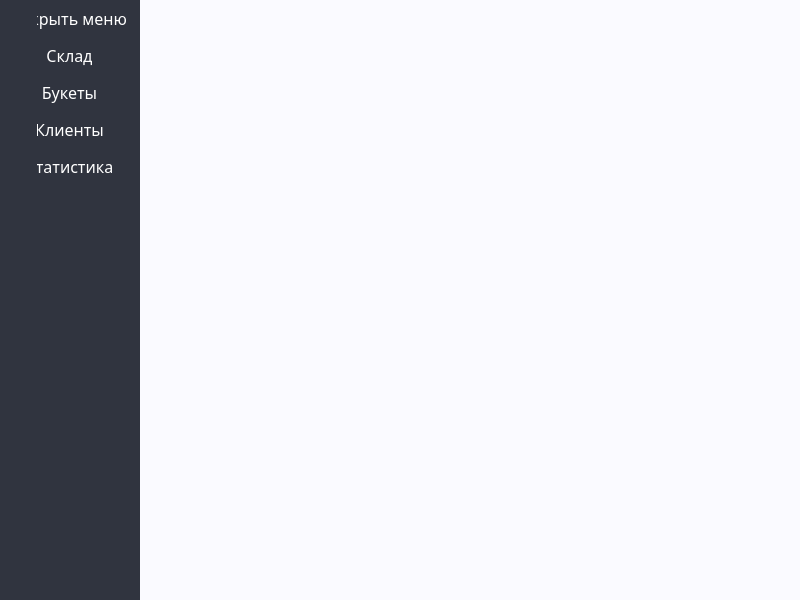
Old version of the form Organiser/mainwindow.ui in the repository et3rnalpain/Organiser.
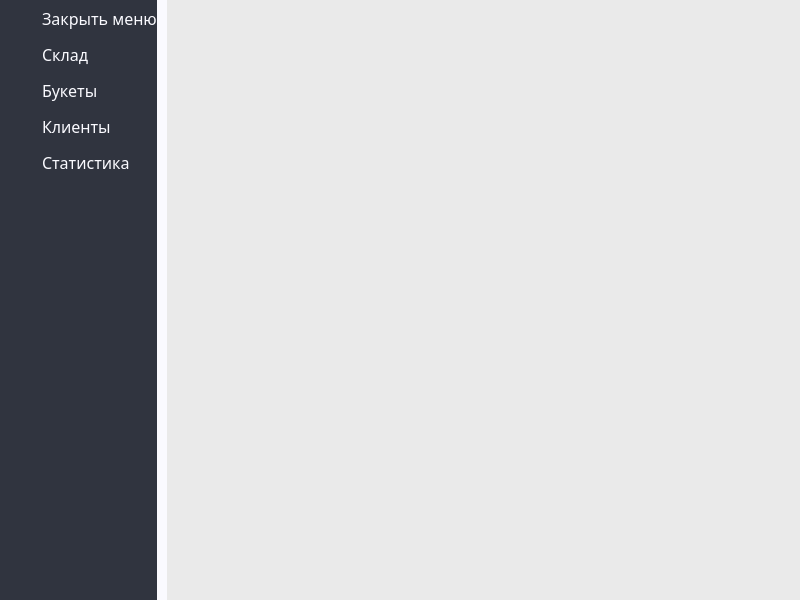
New version of the form. Icons and pictures are not drawn.

Diff of the .ui file:
```diff
--- a/Organiser/mainwindow.ui
+++ b/Organiser/mainwindow.ui
@@ -35,27 +35,63 @@
    <enum>QTabWidget::Triangular</enum>
   </property>
   <widget class="QWidget" name="centralwidget">
+   <property name="sizePolicy">
+    <sizepolicy hsizetype="Preferred" vsizetype="Preferred">
+     <horstretch>0</horstretch>
+     <verstretch>0</verstretch>
+    </sizepolicy>
+   </property>
+   <property name="maximumSize">
+    <size>
+     <width>1200</width>
+     <height>1000</height>
+    </size>
+   </property>
+   <property name="mouseTracking">
+    <bool>false</bool>
+   </property>
+   <property name="layoutDirection">
+    <enum>Qt::LeftToRight</enum>
+   </property>
    <property name="styleSheet">
     <string notr="true">background-color: rgb(250, 250, 255);</string>
    </property>
+   <layout class="QHBoxLayout" name="horizontalLayout">
+    <property name="spacing">
+     <number>0</number>
+    </property>
+    <property name="sizeConstraint">
+     <enum>QLayout::SetFixedSize</enum>
+    </property>
+    <property name="leftMargin">
+     <number>0</number>
+    </property>
+    <property name="topMargin">
+     <number>0</number>
+    </property>
+    <property name="rightMargin">
+     <number>0</number>
+    </property>
+    <property name="bottomMargin">
+     <number>0</number>
+    </property>
+    <item>
    <widget class="QWidget" name="iconmenu" native="true">
-    <property name="geometry">
-     <rect>
-      <x>-1</x>
-      <y>-7</y>
-      <width>38</width>
-      <height>607</height>
-     </rect>
-    </property>
     <property name="sizePolicy">
-     <sizepolicy hsizetype="Expanding" vsizetype="Expanding">
+       <sizepolicy hsizetype="Preferred" vsizetype="Preferred">
       <horstretch>0</horstretch>
       <verstretch>0</verstretch>
      </sizepolicy>
     </property>
+      <property name="minimumSize">
+       <size>
+        <width>36</width>
+        <height>610</height>
+       </size>
+      </property>
     <property name="maximumSize">
      <size>
-      <width>16777215</width>
+        <width>36</width>
       <height>2000</height>
      </size>
     </property>
@@ -65,21 +101,34 @@
     <property name="styleSheet">
      <string notr="true">background-color: #30343f;</string>
     </property>
-    <widget class="QWidget" name="layoutWidget">
-     <property name="geometry">
-      <rect>
-       <x>1</x>
-       <y>1</y>
-       <width>39</width>
-       <height>203</height>
-      </rect>
-     </property>
+      <layout class="QVBoxLayout" name="verticalLayout_5">
+       <property name="spacing">
+        <number>0</number>
+       </property>
+       <property name="leftMargin">
+        <number>0</number>
+       </property>
+       <property name="topMargin">
+        <number>0</number>
+       </property>
+       <property name="rightMargin">
+        <number>0</number>
+       </property>
+       <property name="bottomMargin">
+        <number>0</number>
+       </property>
+       <item>
+        <layout class="QVBoxLayout" name="verticalLayout_3">
+         <property name="spacing">
+          <number>0</number>
+         </property>
+         <item>
      <layout class="QVBoxLayout" name="verticalLayout">
       <property name="spacing">
        <number>0</number>
       </property>
       <property name="topMargin">
-       <number>4</number>
+            <number>0</number>
       </property>
       <property name="bottomMargin">
        <number>0</number>
@@ -87,7 +136,7 @@
       <item>
        <widget class="QPushButton" name="openmenu">
         <property name="sizePolicy">
-         <sizepolicy hsizetype="Minimum" vsizetype="Preferred">
+              <sizepolicy hsizetype="Fixed" vsizetype="Preferred">
           <horstretch>0</horstretch>
           <verstretch>0</verstretch>
          </sizepolicy>
@@ -95,13 +144,13 @@
         <property name="minimumSize">
          <size>
           <width>37</width>
-          <height>37</height>
+               <height>36</height>
          </size>
         </property>
         <property name="maximumSize">
          <size>
           <width>37</width>
-          <height>37</height>
+               <height>35</height>
          </size>
         </property>
         <property name="styleSheet">
@@ -148,16 +197,22 @@
       </item>
       <item>
        <widget class="QPushButton" name="inventory_2">
+             <property name="sizePolicy">
+              <sizepolicy hsizetype="Fixed" vsizetype="Fixed">
+               <horstretch>0</horstretch>
+               <verstretch>0</verstretch>
+              </sizepolicy>
+             </property>
         <property name="minimumSize">
          <size>
           <width>37</width>
-          <height>37</height>
+               <height>36</height>
          </size>
         </property>
         <property name="maximumSize">
          <size>
           <width>37</width>
-          <height>37</height>
+               <height>35</height>
          </size>
         </property>
         <property name="styleSheet">
@@ -204,16 +259,22 @@
       </item>
       <item>
        <widget class="QPushButton" name="flowers_2">
+             <property name="sizePolicy">
+              <sizepolicy hsizetype="Fixed" vsizetype="Fixed">
+               <horstretch>0</horstretch>
+               <verstretch>0</verstretch>
+              </sizepolicy>
+             </property>
         <property name="minimumSize">
          <size>
           <width>37</width>
-          <height>37</height>
+               <height>36</height>
          </size>
         </property>
         <property name="maximumSize">
          <size>
           <width>37</width>
-          <height>37</height>
+               <height>35</height>
          </size>
         </property>
         <property name="styleSheet">
@@ -260,10 +321,16 @@
       </item>
       <item>
        <widget class="QPushButton" name="clients_2">
+             <property name="sizePolicy">
+              <sizepolicy hsizetype="Fixed" vsizetype="Fixed">
+               <horstretch>0</horstretch>
+               <verstretch>0</verstretch>
+              </sizepolicy>
+             </property>
         <property name="minimumSize">
          <size>
           <width>37</width>
-          <height>37</height>
+               <height>36</height>
          </size>
         </property>
         <property name="maximumSize">
@@ -316,16 +383,22 @@
       </item>
       <item>
        <widget class="QPushButton" name="stats_2">
+             <property name="sizePolicy">
+              <sizepolicy hsizetype="Fixed" vsizetype="Fixed">
+               <horstretch>0</horstretch>
+               <verstretch>0</verstretch>
+              </sizepolicy>
+             </property>
         <property name="minimumSize">
          <size>
           <width>37</width>
-          <height>37</height>
+               <height>36</height>
          </size>
         </property>
         <property name="maximumSize">
          <size>
           <width>37</width>
-          <height>37</height>
+               <height>35</height>
          </size>
         </property>
         <property name="styleSheet">
@@ -371,26 +444,42 @@
        </widget>
       </item>
      </layout>
-    </widget>
-   </widget>
+         </item>
+         <item>
+          <spacer name="verticalSpacer">
+           <property name="orientation">
+            <enum>Qt::Vertical</enum>
+           </property>
+           <property name="sizeHint" stdset="0">
+            <size>
+             <width>20</width>
+             <height>388</height>
+            </size>
+           </property>
+          </spacer>
+         </item>
+        </layout>
+       </item>
+      </layout>
+     </widget>
+    </item>
+    <item>
    <widget class="QWidget" name="fullmenu" native="true">
     <property name="enabled">
      <bool>true</bool>
     </property>
-    <property name="geometry">
-     <rect>
-      <x>-1</x>
-      <y>-7</y>
-      <width>141</width>
-      <height>607</height>
-     </rect>
-    </property>
     <property name="sizePolicy">
-     <sizepolicy hsizetype="Expanding" vsizetype="Expanding">
+       <sizepolicy hsizetype="Preferred" vsizetype="Preferred">
       <horstretch>0</horstretch>
       <verstretch>0</verstretch>
      </sizepolicy>
     </property>
+      <property name="minimumSize">
+       <size>
+        <width>0</width>
+        <height>630</height>
+       </size>
+      </property>
     <property name="maximumSize">
      <size>
       <width>16777215</width>
@@ -398,7 +487,11 @@
      </size>
     </property>
     <property name="styleSheet">
-     <string notr="true">background-color: #30343f;</string>
+       <string notr="true">background-color: #30343f;
+text-align: left;
+padding-left: 6px;
+
+</string>
     </property>
     <layout class="QVBoxLayout" name="verticalLayout_4">
      <property name="spacing">
@@ -408,7 +501,7 @@
       <number>0</number>
      </property>
      <property name="topMargin">
-      <number>1</number>
+        <number>0</number>
      </property>
      <property name="rightMargin">
       <number>0</number>
@@ -422,7 +515,7 @@
         <number>0</number>
        </property>
        <property name="topMargin">
-        <number>6</number>
+          <number>0</number>
        </property>
        <property name="bottomMargin">
         <number>0</number>
@@ -438,13 +531,13 @@
          <property name="minimumSize">
           <size>
            <width>0</width>
-           <height>37</height>
+             <height>36</height>
           </size>
          </property>
          <property name="maximumSize">
           <size>
            <width>170</width>
-           <height>37</height>
+             <height>36</height>
           </size>
          </property>
          <property name="font">
@@ -460,7 +553,8 @@
 float: left;
 border: 0;
 background: #30343f;
-color:#fff;
+color:#fafaff;
+padding-top: 1px;
 }
 QPushButton::checked
 {
@@ -468,6 +562,7 @@
 border: 0;
 background: #fafaff;
 color:#30343f;
+padding-top: 1px;
 }
 
 
@@ -506,13 +601,13 @@
          <property name="minimumSize">
           <size>
            <width>35</width>
-           <height>37</height>
+             <height>36</height>
           </size>
          </property>
          <property name="maximumSize">
           <size>
            <width>170</width>
-           <height>37</height>
+             <height>36</height>
           </size>
          </property>
          <property name="font">
@@ -528,7 +623,8 @@
 float: left;
 border: 0;
 background: #30343f;
-color:#fff;
+color:#fafaff;
+padding-top: 1px;
 }
 QPushButton::checked
 {
@@ -536,6 +632,7 @@
 border: 0;
 background: #fafaff;
 color:#30343f;
+padding-top: 1px;
 }
 
 
@@ -574,13 +671,13 @@
          <property name="minimumSize">
           <size>
            <width>35</width>
-           <height>37</height>
+             <height>36</height>
           </size>
          </property>
          <property name="maximumSize">
           <size>
            <width>170</width>
-           <height>37</height>
+             <height>36</height>
           </size>
          </property>
          <property name="font">
@@ -596,7 +693,8 @@
 float: left;
 border: 0;
 background: #30343f;
-color:#fff;
+color:#fafaff;
+padding-top: 1px;
 }
 QPushButton::checked
 {
@@ -604,6 +702,7 @@
 border: 0;
 background: #fafaff;
 color:#30343f;
+padding-top: 1px;
 }
 
 
@@ -642,13 +741,13 @@
          <property name="minimumSize">
           <size>
            <width>35</width>
-           <height>37</height>
+             <height>36</height>
           </size>
          </property>
          <property name="maximumSize">
           <size>
            <width>170</width>
-           <height>37</height>
+             <height>36</height>
           </size>
          </property>
          <property name="font">
@@ -664,7 +763,8 @@
 float: left;
 border: 0;
 background: #30343f;
-color:#fff;
+color:#fafaff;
+padding-top: 1px;
 }
 QPushButton::checked
 {
@@ -672,6 +772,7 @@
 border: 0;
 background: #fafaff;
 color:#30343f;
+padding-top: 1px;
 }
 
 
@@ -710,13 +811,13 @@
          <property name="minimumSize">
           <size>
            <width>35</width>
-           <height>37</height>
+             <height>36</height>
           </size>
          </property>
          <property name="maximumSize">
           <size>
            <width>170</width>
-           <height>37</height>
+             <height>36</height>
           </size>
          </property>
          <property name="font">
@@ -732,7 +833,8 @@
 float: left;
 border: 0;
 background: #30343f;
-color:#fff;
+color:#fafaff;
+padding-top: 1px;
 }
 QPushButton::checked
 {
@@ -740,6 +842,7 @@
 border: 0;
 background: #fafaff;
 color:#30343f;
+padding-top: 1px;
 }
 
 
@@ -777,29 +880,95 @@
        <property name="sizeHint" stdset="0">
         <size>
          <width>20</width>
-         <height>409</height>
+           <height>388</height>
         </size>
        </property>
       </spacer>
      </item>
     </layout>
    </widget>
-   <widget class="QWidget" name="widget" native="true">
+    </item>
+    <item>
+     <widget class="QWidget" name="content" native="true">
+      <property name="sizePolicy">
+       <sizepolicy hsizetype="Preferred" vsizetype="Preferred">
+        <horstretch>0</horstretch>
+        <verstretch>0</verstretch>
+       </sizepolicy>
+      </property>
+      <property name="styleSheet">
+       <string notr="true">background-color: rgb(250, 250, 255);</string>
+      </property>
+      <layout class="QGridLayout" name="gridLayout">
+       <property name="leftMargin">
+        <number>5</number>
+       </property>
+       <property name="topMargin">
+        <number>5</number>
+       </property>
+       <property name="rightMargin">
+        <number>5</number>
+       </property>
+       <property name="bottomMargin">
+        <number>5</number>
+       </property>
+       <property name="horizontalSpacing">
+        <number>5</number>
+       </property>
+       <property name="verticalSpacing">
+        <number>0</number>
+       </property>
+       <item row="0" column="0">
+        <widget class="QStackedWidget" name="stackedWidget">
+         <property name="currentIndex">
+          <number>0</number>
+         </property>
+         <widget class="QWidget" name="Page1">
+          <property name="maximumSize">
+           <size>
+            <width>743</width>
+            <height>583</height>
+           </size>
+          </property>
+          <widget class="QLabel" name="label">
     <property name="geometry">
      <rect>
-      <x>330</x>
-      <y>150</y>
-      <width>291</width>
-      <height>301</height>
+             <x>0</x>
+             <y>0</y>
+             <width>611</width>
+             <height>581</height>
      </rect>
     </property>
     <property name="sizePolicy">
-     <sizepolicy hsizetype="Maximum" vsizetype="Preferred">
+            <sizepolicy hsizetype="Expanding" vsizetype="Expanding">
       <horstretch>0</horstretch>
       <verstretch>0</verstretch>
      </sizepolicy>
     </property>
-   </widget>
+           <property name="maximumSize">
+            <size>
+             <width>631</width>
+             <height>581</height>
+            </size>
+           </property>
+           <property name="styleSheet">
+            <string notr="true">background-color: rgb(234, 174, 234); font-size: 30px; color: white;</string>
+           </property>
+           <property name="text">
+            <string>Page1</string>
+           </property>
+           <property name="alignment">
+            <set>Qt::AlignCenter</set>
+           </property>
+          </widget>
+         </widget>
+         <widget class="QWidget" name="page_2"/>
+        </widget>
+       </item>
+      </layout>
+     </widget>
+    </item>
+   </layout>
    <zorder>fullmenu</zorder>
    <zorder>iconmenu</zorder>
    <zorder>widget</zorder>
```
Left out of the diff: 2 changed lines with no effect on the pictures. Lines whose indentation alone changed are shown as unchanged.
